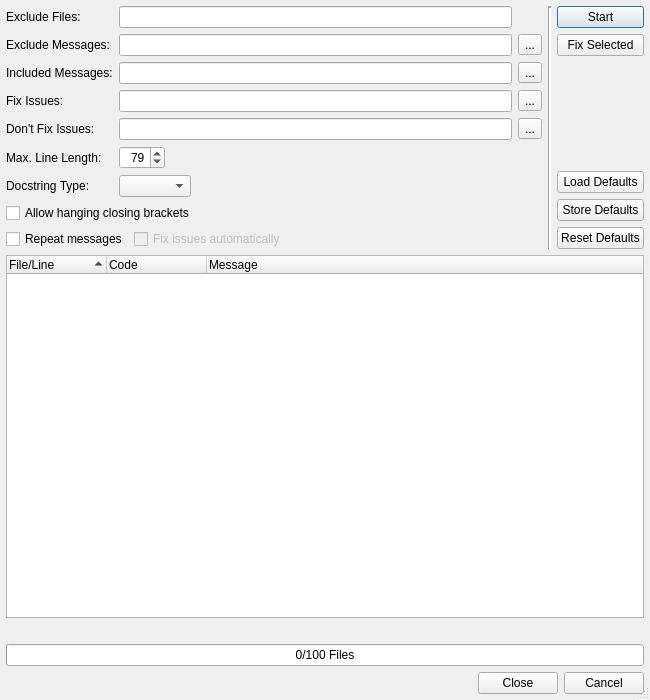
Before: the Qt Designer form Plugins/CheckerPlugins/CodeStyleChecker/CodeStyleCheckerDialog.ui in testmana2/test, drawn with Qt 5.
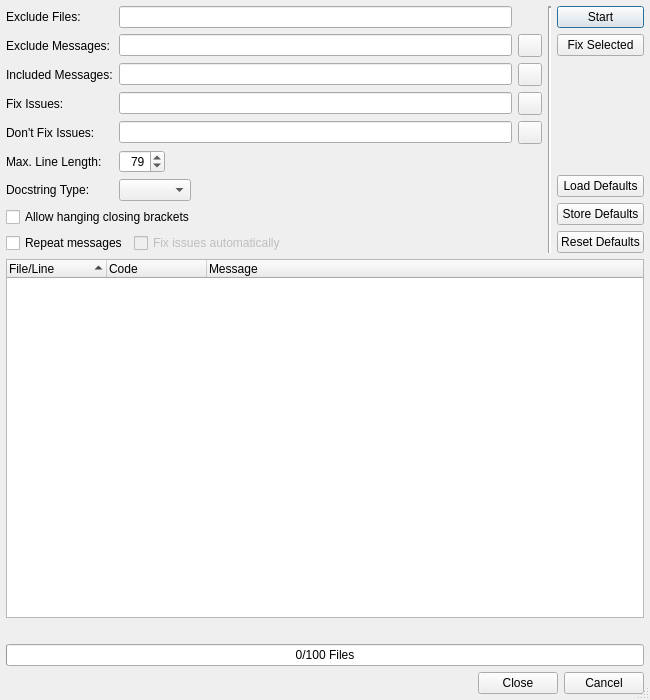
After: the same form once the commit is applied. Custom widgets are drawn as their Qt base class.

```diff
--- a/Plugins/CheckerPlugins/CodeStyleChecker/CodeStyleCheckerDialog.ui
+++ b/Plugins/CheckerPlugins/CodeStyleChecker/CodeStyleCheckerDialog.ui
@@ -141,9 +141,6 @@
         <property name="toolTip">
          <string>Press to select the message codes from a list</string>
         </property>
-        <property name="text">
-         <string>...</string>
-        </property>
        </widget>
       </item>
       <item row="2" column="0">
@@ -165,9 +162,6 @@
         <property name="toolTip">
          <string>Press to select the message codes from a list</string>
         </property>
-        <property name="text">
-         <string>...</string>
-        </property>
        </widget>
       </item>
       <item row="3" column="0">
@@ -189,9 +183,6 @@
         <property name="toolTip">
          <string>Press to select the message codes from a list</string>
         </property>
-        <property name="text">
-         <string>...</string>
-        </property>
        </widget>
       </item>
       <item row="4" column="0">
@@ -213,9 +204,6 @@
         <property name="toolTip">
          <string>Press to select the message codes from a list</string>
         </property>
-        <property name="text">
-         <string>...</string>
-        </property>
        </widget>
       </item>
       <item row="5" column="0">
```
Left out of the diff: 11 changed lines with no effect on the pictures.
